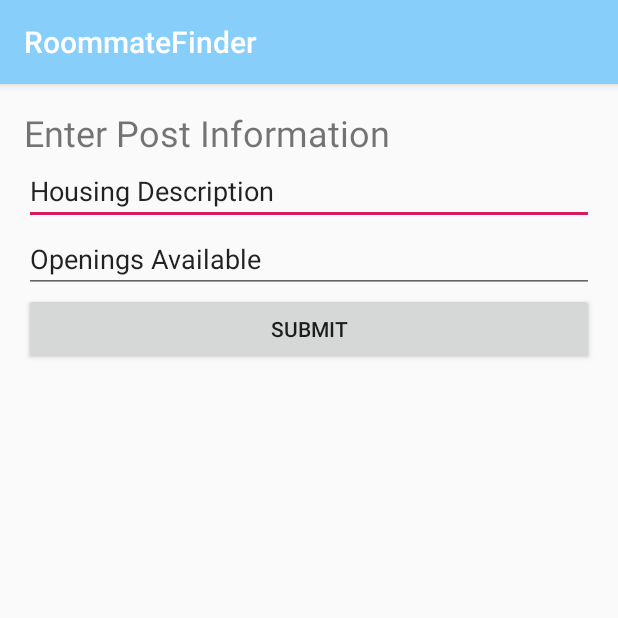
After one commit to BYUCS452F2020/RoommateFinder, an Android app: the fragment CreatePostFragment shown on its own in the app's theme, on a phone screen of 412 x 824 dp, the top half of it. The commit adds this screen. Run offline under Robolectric (Android 15) with nearby library versions, the phone set to English and light mode, and no system bars.

Commit message:
Created Post Fragment Activity.

```diff
--- /dev/null
+++ b/app/src/main/java/com/example/roommatefinder/view/main/CreatePostFragment.java
@@ -0,0 +1,107 @@
+package com.example.roommatefinder.view.main;
+
+import android.os.Bundle;
+import androidx.fragment.app.Fragment;
+import android.view.LayoutInflater;
+import android.view.View;
+import android.view.ViewGroup;
+import android.widget.Button;
+import android.widget.EditText;
+import android.widget.Toast;
+
+import com.example.roommatefinder.R;
+import com.example.roommatefinder.model.Posting;
+import com.example.roommatefinder.model.service.request.CreatePostingRequest;
+import com.example.roommatefinder.model.service.response.CreatePostingResponse;
+import com.example.roommatefinder.presenter.CreatePostingPresenter;
+
+/**
+ * A simple {@link Fragment} subclass.
+ * Use the {@link CreatePostFragment#newInstance} factory method to
+ * create an instance of this fragment.
+ */
+public class CreatePostFragment extends Fragment implements CreatePostingPresenter.View {
+
+    private static final String LOG_TAG = "CreatePostActivity";
+
+    private static final String ARG_USER_EMAIL = "UserEmail";
+
+    private String userEmail;
+
+    private EditText postContent;
+    private EditText vacancy;
+    private Button submitButton;
+
+    public CreatePostFragment() {
+        // Required empty public constructor
+    }
+
+    public static CreatePostFragment newInstance(String userEmail) {
+        CreatePostFragment fragment = new CreatePostFragment();
+        Bundle args = new Bundle();
+        args.putString(ARG_USER_EMAIL, userEmail);
+        fragment.setArguments(args);
+        return fragment;
+    }
+
+    @Override
+    public void onCreate(Bundle savedInstanceState) {
+        super.onCreate(savedInstanceState);
+        if (getArguments() != null) {
+            userEmail = getArguments().getString(ARG_USER_EMAIL);
+        }
+    }
+
+    @Override
+    public View onCreateView(LayoutInflater inflater, ViewGroup container,
+                             Bundle savedInstanceState) {
+        // Inflate the layout for this fragment
+        View view = inflater.inflate(R.layout.fragment_create_post, container, false);
+
+        postContent = (EditText) view.findViewById(R.id.post_content);
+        vacancy = (EditText) view.findViewById(R.id.vacancy_count);
+        submitButton = (Button) view.findViewById(R.id.submit_post_button);
+
+        submitButton.setOnClickListener(new View.OnClickListener() {
+            @Override
+            public void onClick(View view){
+                Toast failureToast;
+                if (postFieldsFilled()){
+
+                    String content = postContent.getText().toString();
+                    Integer vacancyNum = Integer.parseInt(postContent.getText().toString());
+
+                    CreatePostingRequest request = new CreatePostingRequest(new Posting("-", userEmail, content, vacancyNum));
+                }
+                else {
+                    failureToast = Toast.makeText(getActivity(), "Please fill all of the fields before submitting.", Toast.LENGTH_LONG );
+                    failureToast.show();
+                }
+            }
+        });
+
+        return view;
+    }
+
+    private Boolean postFieldsFilled() {
+        if (!postContent.getText().toString().equals("")) {
+            return false;
+        }
+        if (!vacancy.getText().toString().equals("")) {
+            return false;
+        }
+
+        return true;
+    }
+
+    @Override
+    public void onCreatePostingResult(CreatePostingResponse response) {
+        if (response.isSuccess()) {
+            //Not sure what we want to do here. Do we need to add the post to the postsRecylcerView;
+        }
+        else {
+            Toast failureToast = Toast.makeText(getActivity(), "Please fill all of the fields before submitting.", Toast.LENGTH_LONG );
+            failureToast.show();
+        }
+    }
+}
--- a/app/src/main/java/com/example/roommatefinder/view/main/SectionsPagerAdapter.java
+++ b/app/src/main/java/com/example/roommatefinder/view/main/SectionsPagerAdapter.java
@@ -11,7 +11,6 @@ import androidx.fragment.app.FragmentPagerAdapter;
 import com.example.roommatefinder.R;
 import com.example.roommatefinder.model.AuthToken;
 import com.example.roommatefinder.model.User;
-
 
 /**
  * A [FragmentPagerAdapter] that returns a fragment corresponding to one of the sections/tabs/pages
@@ -41,6 +40,9 @@ class SectionsPagerAdapter extends FragmentPagerAdapter {
         if (position == POSTS_FRAGMENT_POSITION) {
             return PostsFragment.newInstance();
         }
+        else if (position == MY_POST_POSITION) {
+            return CreatePostFragment.newInstance(user.getEmail());
+        }
 
         return PlaceholderFragment.newInstance(position + 1);
     }
--- /dev/null
+++ b/app/src/main/res/layout/fragment_create_post.xml
@@ -0,0 +1,44 @@
+<?xml version="1.0" encoding="utf-8"?>
+<LinearLayout xmlns:android="http://schemas.android.com/apk/res/android"
+    xmlns:tools="http://schemas.android.com/tools"
+    android:layout_width="match_parent"
+    android:layout_height="wrap_content"
+    android:orientation="vertical"
+    android:padding="16sp"
+    tools:context=".view.main.CreatePostFragment">
+
+    <TextView
+        android:id="@+id/post_header"
+        android:layout_width="match_parent"
+        android:layout_height="wrap_content"
+        android:layout_weight="1"
+        android:text="Enter Post Information"
+        android:textSize="24sp" />
+
+    <EditText
+        android:id="@+id/post_content"
+        android:layout_width="match_parent"
+        android:layout_height="wrap_content"
+        android:layout_weight="1"
+        android:ems="10"
+        android:gravity="start|top"
+        android:inputType="textMultiLine"
+        android:text="Housing Description" />
+
+    <EditText
+        android:id="@+id/vacancy_count"
+        android:layout_width="match_parent"
+        android:layout_height="wrap_content"
+        android:layout_weight="1"
+        android:ems="10"
+        android:inputType="number"
+        android:text="Openings Available" />
+
+    <Button
+        android:id="@+id/submit_post_button"
+        android:layout_width="match_parent"
+        android:layout_height="wrap_content"
+        android:layout_weight="1"
+        android:text="Submit" />
+
+</LinearLayout>
--- a/app/src/main/res/values/strings.xml
+++ b/app/src/main/res/values/strings.xml
@@ -13,7 +13,7 @@
     <string name="userImageContentDescription">The user\'s image</string>
     <string name="filterPosts">Filter</string>
     <string name="postFeed">Feed</string>
-    <string name="userPosts">My Posts</string>
+    <string name="userPosts">Submit A Post</string>
     <string name="title_activity_login">Sign in</string>
     <string name="title_activity_main">MainActivity</string>
     <string name="title_activity_register">Register</string>
@@ -24,4 +24,6 @@
     <string name="last_name_prompt">Last Name</string>
     <string name="phone_number_prompt">Phone Number</string>
     <string name="age_prompt">Age</string>
+    <!-- TODO: Remove or change this placeholder text -->
+    <string name="hello_blank_fragment">Hello blank fragment</string>
 </resources>
```
Also changed, not shown: app/src/main/java/com/example/roommatefinder/view/main/MakePostFragmentViewModel.java (deleted, +0 -7 lines).
